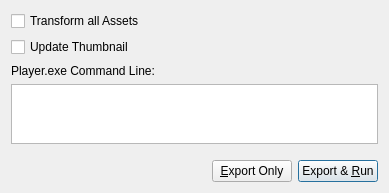
ezEngine/ezEngine, file Code/EditorPlugins/Scene/EditorPluginScene/Dialogs/ExportAndRunDlg.ui: the form before one commit.
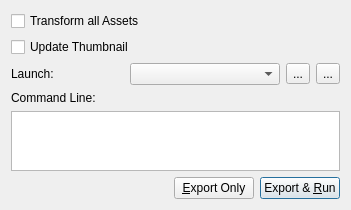
The form after the commit. Icons and pictures are not drawn.

Commit message: Scene export now allows to run custom external apps, not just ezPlayer

The edit to the form file:
```diff
--- a/Code/EditorPlugins/Scene/EditorPluginScene/Dialogs/ExportAndRunDlg.ui
+++ b/Code/EditorPlugins/Scene/EditorPluginScene/Dialogs/ExportAndRunDlg.ui
@@ -6,8 +6,8 @@
    <rect>
     <x>0</x>
     <y>0</y>
-    <width>389</width>
-    <height>193</height>
+    <width>351</width>
+    <height>183</height>
    </rect>
   </property>
   <property name="minimumSize">
@@ -57,10 +57,66 @@
      </property>
     </spacer>
    </item>
+   <item>
+    <layout class="QHBoxLayout" name="horizontalLayout_2">
+     <item>
+      <widget class="QLabel" name="label_2">
+       <property name="text">
+        <string>Launch:</string>
+       </property>
+      </widget>
+     </item>
+     <item>
+      <spacer name="horizontalSpacer_2">
+       <property name="orientation">
+        <enum>Qt::Horizontal</enum>
+       </property>
+       <property name="sizeHint" stdset="0">
+        <size>
+         <width>40</width>
+         <height>20</height>
+        </size>
+       </property>
+      </spacer>
+     </item>
+     <item>
+      <widget class="QComboBox" name="ToolCombo">
+       <property name="minimumSize">
+        <size>
+         <width>150</width>
+         <height>0</height>
+        </size>
+       </property>
+      </widget>
+     </item>
+     <item>
+      <widget class="QToolButton" name="AddToolButton">
+       <property name="text">
+        <string>...</string>
+       </property>
+       <property name="icon">
+        <iconset resource="../../../../Tools/Libs/GuiFoundation/QtResources/resources.qrc">
+         <normaloff>:/GuiFoundation/Icons/Add16.png</normaloff>:/GuiFoundation/Icons/Add16.png</iconset>
+       </property>
+      </widget>
+     </item>
+     <item>
+      <widget class="QToolButton" name="RemoveToolButton">
+       <property name="text">
+        <string>...</string>
+       </property>
+       <property name="icon">
+        <iconset resource="../../../../Tools/Libs/GuiFoundation/QtResources/resources.qrc">
+         <normaloff>:/GuiFoundation/Icons/Delete16.png</normaloff>:/GuiFoundation/Icons/Delete16.png</iconset>
+       </property>
+      </widget>
+     </item>
+    </layout>
+   </item>
    <item>
     <widget class="QLabel" name="label">
      <property name="text">
-      <string>Player.exe Command Line:</string>
+      <string>Command Line:</string>
      </property>
     </widget>
    </item>
@@ -95,22 +151,6 @@
      </property>
     </widget>
    </item>
-   <item>
-    <spacer name="verticalSpacer_2">
-     <property name="orientation">
-      <enum>Qt::Vertical</enum>
-     </property>
-     <property name="sizeType">
-      <enum>QSizePolicy::Fixed</enum>
-     </property>
-     <property name="sizeHint" stdset="0">
-      <size>
-       <width>20</width>
-       <height>10</height>
-      </size>
-     </property>
-    </spacer>
-   </item>
    <item>
     <layout class="QHBoxLayout" name="horizontalLayout">
      <item>
```
The commit also changes 6 other files.
